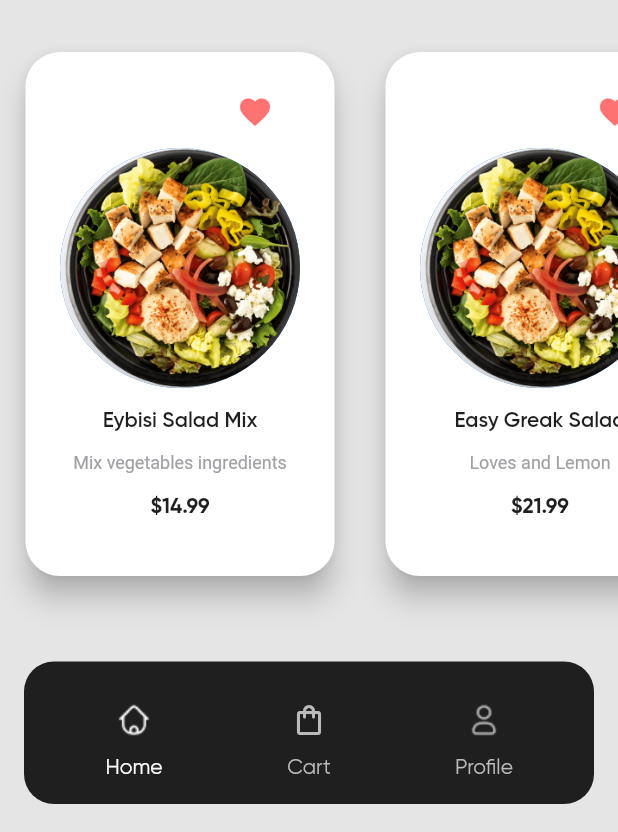
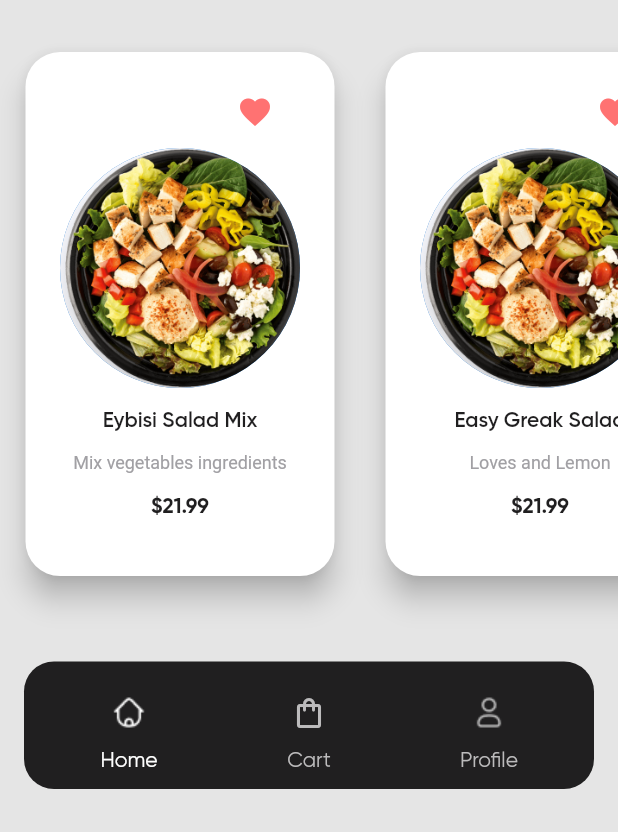
Before and after one commit to Brennez/food-app, a Flutter app: the HomePage screen opened directly, scrolled down 129 dp, on a phone screen of 412 x 824 dp, the part 404-1236 px from its top. Run offline on Flutter 3.47's test engine with Material 2 defaults, Android fonts, the phone set to English and light mode, and no system bars.

Commit message:
conexão entre as páginas criada

```diff
--- /dev/null
+++ b/lib/core/food.dart
@@ -0,0 +1,30 @@
+class Food {
+  final String name;
+  final String descricao;
+  final String longDescription;
+  final double price;
+  final String urlImage;
+
+  const Food(this.name, this.descricao, this.price, this.longDescription,
+      this.urlImage);
+
+  getName() {
+    return name;
+  }
+
+  getDescription() {
+    return descricao;
+  }
+
+  getPrice() {
+    return price;
+  }
+
+  getLongDescription() {
+    return longDescription;
+  }
+
+  getUrlImage() {
+    return urlImage;
+  }
+}
--- a/lib/main.dart
+++ b/lib/main.dart
@@ -4,7 +4,7 @@ import 'package:food/screens/HomePage.dart';
 import 'package:food/screens/detailsPage.dart';
 
 void main() {
-  runApp(MyApp());
+  runApp(const MyApp());
 }
 
 class MyApp extends StatelessWidget {
@@ -17,7 +17,7 @@ class MyApp extends StatelessWidget {
       theme: ThemeData(
           // primarySwatch: Colors.blueGrey,
           ),
-      home: DetailsPage(),
+      home: HomePage(),
     );
   }
 }
--- a/lib/screens/HomePage.dart
+++ b/lib/screens/HomePage.dart
@@ -1,5 +1,7 @@
 import 'package:flutter/material.dart';
 import 'package:food/consts/colors.dart';
+import 'package:food/core/food.dart';
+import 'package:food/widgets/foodCard.dart';
 
 class HomePage extends StatefulWidget {
   const HomePage({Key? key}) : super(key: key);
@@ -7,6 +9,30 @@ class HomePage extends StatefulWidget {
   @override
   _HomePageState createState() => _HomePageState();
 }
+
+List<Food> foods = [
+  Food(
+    'Eybisi Salad Mix',
+    'Mix vegetables ingredients',
+    21.99,
+    "This is a good salad to with friends and family maybe with your girlfriend.",
+    'assets/images/food1.png',
+  ),
+  Food(
+    'Easy Greak Salad',
+    'Loves and Lemon',
+    21.99,
+    "This Italian salad is full of all the right flavors and textures: crisp lettuce, crunchy garlic croutons, and zingy pepperoncini. It’s covered in punchy, herby Italian vinaigrette that makes the flavors sing! It can play sidekick to just about anything.",
+    'assets/images/food1.png',
+  ),
+  Food(
+    'Fish and Rice',
+    'Rice with greak fish',
+    21.99,
+    "This is a good fish to eat with a kind of wine and a good conversation with friends and talking about how this student have to take 10 in this avaliation yeah.",
+    'assets/images/food1.png',
+  ),
+];
 
 class _HomePageState extends State<HomePage> {
   @override
@@ -121,167 +147,13 @@ class _HomePageState extends State<HomePage> {
               scrollDirection: Axis.horizontal,
               child: Row(
                 children: [
-                  Card(
-                    elevation: 8,
-                    margin: const EdgeInsets.only(
-                      top: 35,
-                      bottom: 35,
-                      left: 17,
-                      right: 17,
-                    ),
-                    shape: RoundedRectangleBorder(
-                      borderRadius: BorderRadius.circular(23),
-                    ),
-                    child: Padding(
-                      padding: const EdgeInsets.only(
-                        left: 23,
-                        right: 23,
-                        bottom: 37,
-                      ),
-                      child: Column(
-                        children: [
-                          Container(
-                            margin: const EdgeInsets.only(
-                              left: 100,
-                              top: 16,
-                            ),
-                            child: IconButton(
-                              onPressed: () {},
-                              icon: const Icon(
-                                Icons.favorite,
-                                color: kLikeIconColor,
-                              ),
-                            ),
-                          ),
-                          const CircleAvatar(
-                            radius: 80,
-                            backgroundImage:
-                                AssetImage('assets/images/food1.png'),
-                          ),
-                          Container(
-                            margin: const EdgeInsets.only(
-                              top: 13.78,
-                            ),
-                            child: Text(
-                              'Eybisi Salad Mix',
-                              textAlign: TextAlign.justify,
-                              style: TextStyle(
-                                color: kSecondaryColor,
-                                fontFamily: 'gilroy-semi-bold',
-                              ),
-                            ),
-                          ),
-                          Container(
-                            margin: EdgeInsets.only(
-                              top: 11.89,
-                            ),
-                            child: Text(
-                              'Mix vegetables ingredients',
-                              textAlign: TextAlign.justify,
-                              style: TextStyle(
-                                color: kfoodTypesDisableColor,
-                                fontSize: 12,
-                              ),
-                            ),
-                          ),
-                          Container(
-                            margin: EdgeInsets.only(
-                              top: 14.68,
-                            ),
-                            child: Text(
-                              '\$14.99',
-                              style: TextStyle(
-                                color: kSecondaryColor,
-                                fontFamily: 'gilroy-bold',
-                                fontSize: 14,
-                              ),
-                            ),
-                          ),
-                        ],
-                      ),
-                    ),
+                  FoodCard(
+                    food: foods[0],
                   ),
-                  // --------- SEGUNDO CARD --------------
-                  Card(
-                    elevation: 8,
-                    margin: const EdgeInsets.only(
-                      top: 35,
-                      bottom: 35,
-                      left: 17,
-                      right: 17,
-                    ),
-                    shape: RoundedRectangleBorder(
-                      borderRadius: BorderRadius.circular(23),
-                    ),
-                    child: Padding(
-                      padding: const EdgeInsets.only(
-                        left: 23,
-                        right: 23,
-                        bottom: 37,
-                      ),
-                      child: Column(
-                        children: [
-                          Container(
-                            margin: const EdgeInsets.only(
-                              left: 100,
-                              top: 16,
-                            ),
-                            child: IconButton(
-                              onPressed: () {},
-                              icon: const Icon(
-                                Icons.favorite,
-                                color: Color(0xffFF7272),
-                              ),
-                            ),
-                          ),
-                          const CircleAvatar(
-                            radius: 80,
-                            backgroundImage:
-                                AssetImage('assets/images/food1.png'),
-                          ),
-                          Container(
-                            margin: EdgeInsets.only(
-                              top: 13.78,
-                            ),
-                            child: Text(
-                              'Easy Greak Salad',
-                              textAlign: TextAlign.justify,
-                              style: TextStyle(
-                                color: kSecondaryColor,
-                                fontFamily: 'gilroy-semi-bold',
-                              ),
-                            ),
-                          ),
-                          Container(
-                            margin: EdgeInsets.only(
-                              top: 11.89,
-                            ),
-                            child: Text(
-                              'Loves and Lemon',
-                              textAlign: TextAlign.justify,
-                              style: TextStyle(
-                                color: kfoodTypesDisableColor,
-                                fontSize: 12,
-                              ),
-                            ),
-                          ),
-                          Container(
-                            margin: EdgeInsets.only(
-                              top: 14.68,
-                            ),
-                            child: Text(
-                              '\$21.99',
-                              style: TextStyle(
-                                color: kSecondaryColor,
-                                fontFamily: 'gilroy-bold',
-                                fontSize: 14,
-                              ),
-                            ),
-                          ),
-                        ],
-                      ),
-                    ),
+                  FoodCard(
+                    food: foods[1],
                   ),
+                  FoodCard(food: foods[2])
                 ],
               ),
             ),
@@ -297,7 +169,7 @@ class _HomePageState extends State<HomePage> {
                 borderRadius: BorderRadius.circular(20),
               ),
               child: Padding(
-                padding: const EdgeInsets.all(15),
+                padding: const EdgeInsets.all(10),
                 child: Row(
                   mainAxisAlignment: MainAxisAlignment.spaceAround,
                   children: [
@@ -352,7 +224,7 @@ class _HomePageState extends State<HomePage> {
                   ],
                 ),
               ),
-            )
+            ),
           ],
         ),
       ),
--- a/lib/screens/detailsPage.dart
+++ b/lib/screens/detailsPage.dart
@@ -2,7 +2,6 @@ import 'package:flutter/material.dart';
 import 'package:food/consts/colors.dart';
 import 'package:food/widgets/countButton.dart';
 import 'package:food/widgets/CardDescription.dart';
-import 'package:food/widgets/orderButton.dart';
 
 class DetailsPage extends StatefulWidget {
   const DetailsPage({Key? key}) : super(key: key);
@@ -31,9 +30,18 @@ class _DetailsPageState extends State<DetailsPage> {
       appBar: AppBar(
         backgroundColor: Color(0xffF6F7FC),
         elevation: 0,
+        leading: IconButton(
+          onPressed: () {
+            Navigator.pop(context);
+          },
+          icon: const Icon(
+            Icons.arrow_back,
+            color: Colors.black,
+          ),
+        ),
         actions: [
           Container(
-            margin: EdgeInsets.only(
+            margin: const EdgeInsets.only(
               right: 16,
             ),
             child: IconButton(
@@ -44,7 +52,7 @@ class _DetailsPageState extends State<DetailsPage> {
                 size: 30,
               ),
             ),
-          ),
+          )
         ],
       ),
       body: Column(
--- /dev/null
+++ b/lib/widgets/foodCard.dart
@@ -0,0 +1,113 @@
+import 'package:flutter/material.dart';
+import 'package:food/consts/colors.dart';
+import 'package:food/core/food.dart';
+import 'package:food/screens/detailsPage.dart';
+
+class FoodCard extends StatefulWidget {
+  const FoodCard({
+    Key? key,
+    required this.food,
+  }) : super(key: key);
+
+  final Food food;
+
+  @override
+  State<FoodCard> createState() => _FoodCardState();
+}
+
+class _FoodCardState extends State<FoodCard> {
+  @override
+  Widget build(BuildContext context) {
+    return GestureDetector(
+      onTap: () {
+        Navigator.push(
+          context,
+          MaterialPageRoute(
+            builder: (context) {
+              return const DetailsPage();
+            },
+          ),
+        );
+      },
+      child: Card(
+        elevation: 8,
+        margin: const EdgeInsets.only(
+          top: 35,
+          bottom: 35,
+          left: 17,
+          right: 17,
+        ),
+        shape: RoundedRectangleBorder(
+          borderRadius: BorderRadius.circular(23),
+        ),
+        child: Padding(
+          padding: const EdgeInsets.only(
+            left: 23,
+            right: 23,
+            bottom: 37,
+          ),
+          child: Column(
+            children: [
+              Container(
+                margin: const EdgeInsets.only(
+                  left: 100,
+                  top: 16,
+                ),
+                child: IconButton(
+                  onPressed: () {},
+                  icon: const Icon(
+                    Icons.favorite,
+                    color: kLikeIconColor,
+                  ),
+                ),
+              ),
+              CircleAvatar(
+                radius: 80,
+                backgroundImage: AssetImage(widget.food.getUrlImage()),
+              ),
+              Container(
+                margin: const EdgeInsets.only(
+                  top: 13.78,
+                ),
+                child: Text(
+                  widget.food.getName(),
+                  textAlign: TextAlign.justify,
+                  style: const TextStyle(
+                    color: kSecondaryColor,
+                    fontFamily: 'gilroy-semi-bold',
+                  ),
+                ),
+              ),
+              Container(
+                margin: const EdgeInsets.only(
+                  top: 11.89,
+                ),
+                child: Text(
+                  widget.food.getDescription(),
+                  textAlign: TextAlign.justify,
+                  style: const TextStyle(
+                    color: kfoodTypesDisableColor,
+                    fontSize: 12,
+                  ),
+                ),
+              ),
+              Container(
+                margin: const EdgeInsets.only(
+                  top: 14.68,
+                ),
+                child: Text(
+                  '\$${widget.food.getPrice()}',
+                  style: const TextStyle(
+                    color: kSecondaryColor,
+                    fontFamily: 'gilroy-bold',
+                    fontSize: 14,
+                  ),
+                ),
+              ),
+            ],
+          ),
+        ),
+      ),
+    );
+  }
+}
```
